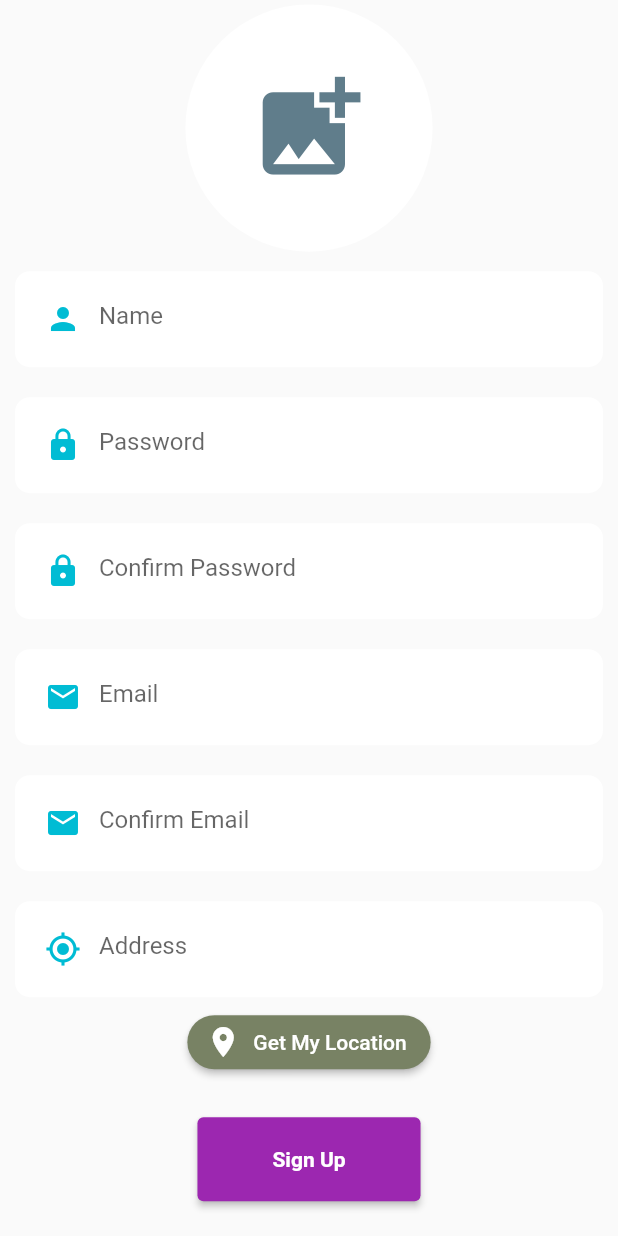
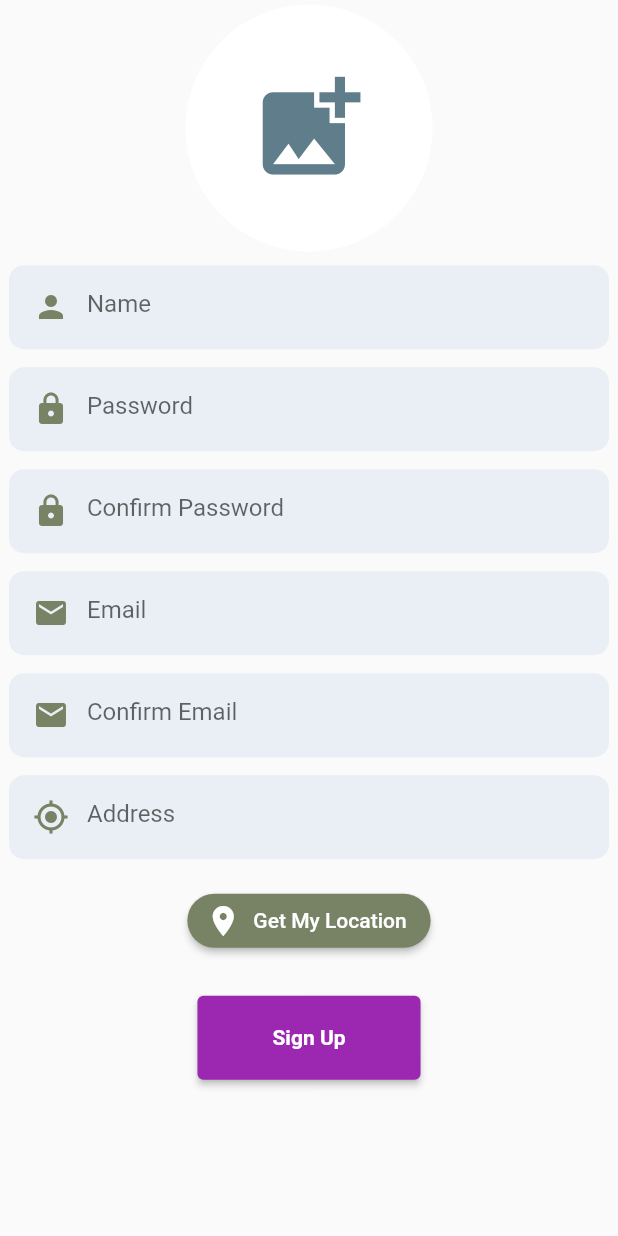
Before and after one commit to shezalam29/hunger-box1.0, a Flutter app: the RegisterScreen widget shown alone on an empty page, opened directly, on a phone screen of 412 x 824 dp. Run offline on Flutter 3.47's test engine with Material 2 defaults, Android fonts, the phone set to English and light mode, and no system bars; our stand-ins replace image_picker.

Commit message:
Minor tweaks

```diff
--- a/lib/authentication/registration.dart
+++ b/lib/authentication/registration.dart
@@ -92,6 +92,9 @@ class _RegisterScreenState extends State<RegisterScreen> {
                     isObscure: false,
                     enabled: true,
                   ),
+                  const SizedBox(
+                    height: 15,
+                  ),
                   Container(
                     width: 400,
                     height: 40,
--- a/lib/widgets/custom_text_field.dart
+++ b/lib/widgets/custom_text_field.dart
@@ -19,11 +19,11 @@ class CustomTextField extends StatelessWidget {
   Widget build(BuildContext context) {
     return Container(
       decoration: const BoxDecoration(
-        color: Colors.white,
+        color: Color.fromARGB(255, 234, 239, 245),
         borderRadius: BorderRadius.all(Radius.circular(10)),
       ),
-      padding: const EdgeInsets.all(8.0),
-      margin: const EdgeInsets.all(10),
+      padding: const EdgeInsets.all(4.0),
+      margin: const EdgeInsets.all(6),
       child: TextFormField(
         enabled: enabled,
         controller: controller,
@@ -33,7 +33,7 @@ class CustomTextField extends StatelessWidget {
           border: InputBorder.none,
           prefixIcon: Icon(
             data,
-            color: Colors.cyan,
+            color: Color.fromARGB(255, 120, 130, 100),
           ),
           focusColor: Theme.of(context).primaryColor,
           hintText: hintText,
```
